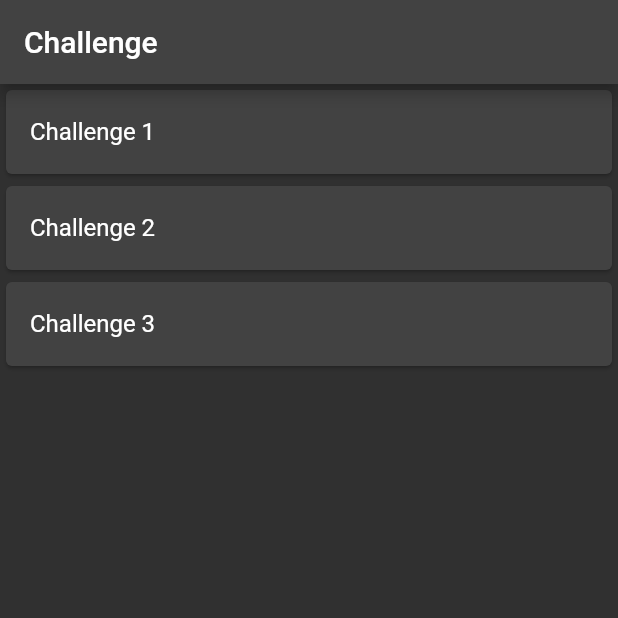
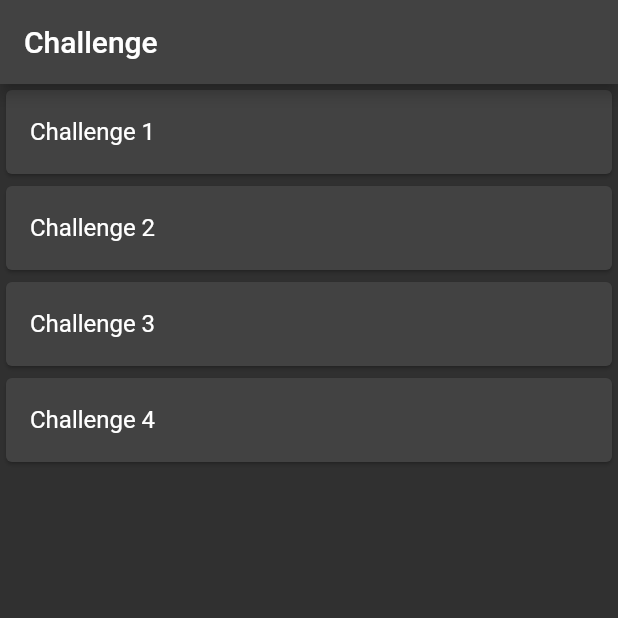
Before and after one commit to brahmed/Container-ui-challenge, a Flutter app: the screen it shows after launch, on a phone screen of 412 x 824 dp, the top half of it. Run offline on Flutter 3.47's test engine with Material 2 defaults, Android fonts, the phone set to English and light mode, and no system bars.

Commit message:
Challenge 4 complete, gradient 📏

```diff
--- a/lib/main.dart
+++ b/lib/main.dart
@@ -20,6 +20,7 @@
         Challenge1.route: (context) => const Challenge1(title: "Challenge 1"),
         Challenge2.route: (context) => const Challenge2(title: "Challenge 2"),
         Challenge3.route: (context) => const Challenge3(title: "Challenge 3"),
+        Challenge4.route: (context) => const Challenge4(title: "Challenge 4"),
       },
     );
   }
@@ -67,6 +68,16 @@
               ),
             ),
           ),
+
+          // Challenge 4
+          InkWell(
+            onTap: () => Navigator.pushNamed(context, Challenge4.route),
+            child: const Card(
+              child: ListTile(
+                title: Text("Challenge 4"),
+              ),
+            ),
+          ),
         ],
       ),
     );
--- a/lib/pages/pages.dart
+++ b/lib/pages/pages.dart
@@ -1,3 +1,4 @@
 export '../pages/src/challenge1.dart';
 export '../pages/src/challenge2.dart';
 export '../pages/src/challenge3.dart';
+export '../pages/src/challenge4.dart';
```
Also changed, not shown: lib/pages/src/challenge4.dart (added, +49 -0 lines).
